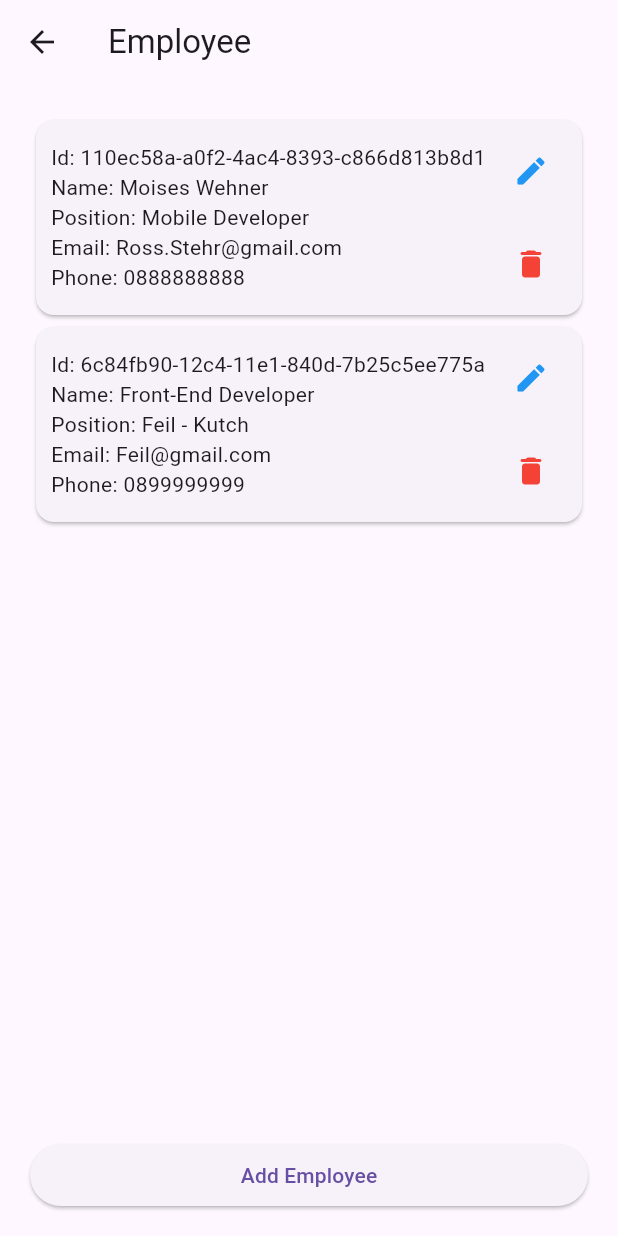
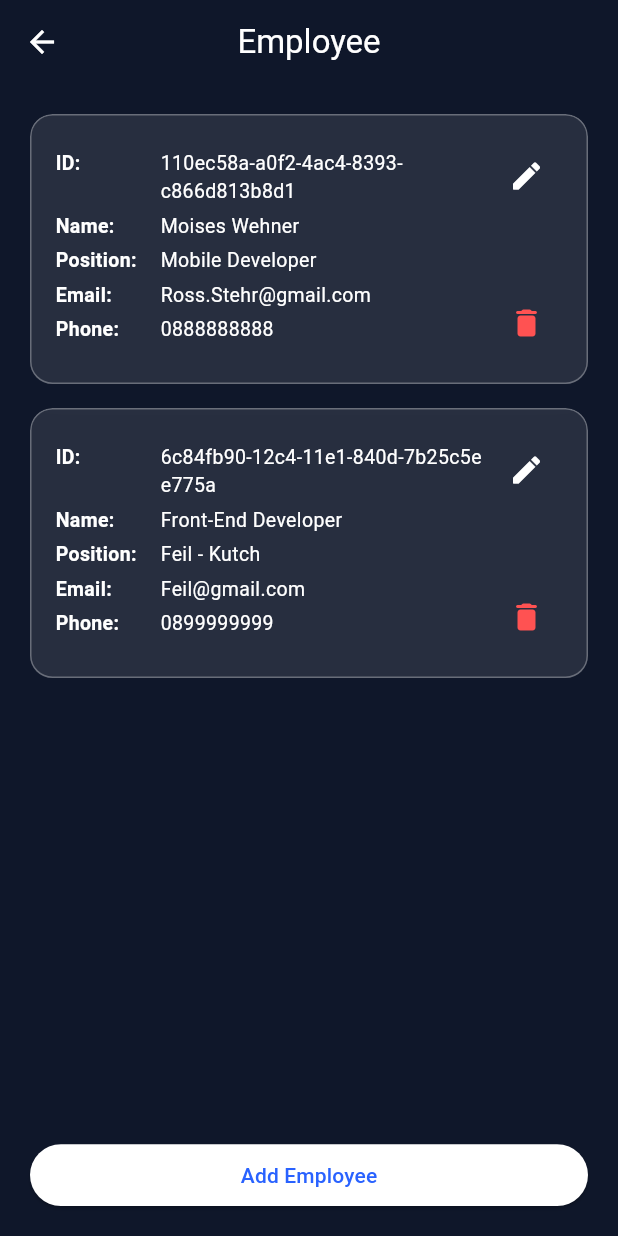
Before and after one commit to janeanan/workmotion_test, a Flutter app: the EmployeeView screen opened directly, on a phone screen of 412 x 824 dp. Run offline on Flutter 3.47's test engine with Material 3 defaults, Android fonts, the phone set to English and light mode, and no system bars; our stand-ins replace connectivity_plus, dio, get, pretty_dio_logger, retrofit; generated files the repository leaves out were written again.

Commit message:
update 24/07/25 clean UI

```diff
--- a/lib/view/employee/employee_view.dart
+++ b/lib/view/employee/employee_view.dart
@@ -1,3 +1,4 @@
+import 'dart:ui';
 import 'package:flutter/material.dart';
 import 'package:get/get.dart';
 import 'package:workmotion_test/model/employ.dart';
@@ -47,7 +48,14 @@ class _EmployeeViewState extends State<EmployeeView> {
   @override
   Widget build(BuildContext context) {
     return Scaffold(
-      appBar: AppBar(title: const Text('Employee')),
+      backgroundColor: const Color(0xFF0F172A),
+      appBar: AppBar(
+        title: const Text('Employee'),
+        backgroundColor: Colors.transparent,
+        foregroundColor: Colors.white,
+        centerTitle: true,
+        elevation: 0,
+      ),
       body: GetBuilder<EmployeeModel>(
         builder: (vm) {
           if (vm.statusGetEmployee == ConnectionStatus.loading) {
@@ -60,62 +68,54 @@ class _EmployeeViewState extends State<EmployeeView> {
               itemCount: vm.responseGetEmployee.length,
               itemBuilder: (context, index) {
                 final employee = vm.responseGetEmployee[index];
-                return Card(
-                  // margin: const EdgeInsets.only(bottom: 12),
-                  child: Padding(
-                    padding: const EdgeInsets.all(10),
+                return ClipRRect(
+                  borderRadius: BorderRadius.circular(15),
+                  child: BackdropFilter(
+                    filter: ImageFilter.blur(sigmaX: 10, sigmaY: 10),
+                    child: Container(
+                      margin: const EdgeInsets.only(bottom: 16),
+                      decoration: BoxDecoration(
+                        color: Colors.white.withValues(alpha: 0.1),
+                        borderRadius: BorderRadius.circular(15),
+                        border: Border.all(color: Colors.white30),
+                      ),
+                      padding: const EdgeInsets.all(16),
                       child: Row(
                         children: [
                           Expanded(
                             child: Column(
                               crossAxisAlignment: CrossAxisAlignment.start,
                               children: [
-                              Text(
-                                'Id: ${employee.id}',
-                                style: const TextStyle(fontSize: 14),
-                              ),
-                              Text(
-                                'Name: ${employee.name}',
-                                style: const TextStyle(fontSize: 14),
-                              ),
-                              Text(
-                                'Position: ${employee.position}',
-                                style: const TextStyle(fontSize: 14),
-                              ),
-                              Text(
-                                'Email: ${employee.email}',
-                                style: const TextStyle(fontSize: 14),
-                              ),
-                              Text(
-                                'Phone: ${employee.phone}',
-                                style: const TextStyle(fontSize: 14),
-                              ),
+                                infoText('ID', employee.id),
+                                infoText('Name', employee.name),
+                                infoText('Position', employee.position),
+                                infoText('Email', employee.email),
+                                infoText('Phone', employee.phone),
                               ],
                             ),
                           ),
-                        SizedBox(
-                          height: 110,
-                          child: Column(
-                            mainAxisAlignment: MainAxisAlignment.spaceBetween,
+                          Column(
                             children: [
                               IconButton(
                                 icon: const Icon(
                                   Icons.mode_edit_rounded,
-                                  color: Colors.blue,
+                                  color: Colors.white,
                                 ),
                                 onPressed: () {
                                   showEmployeeForm(employee: employee);
                                 },
                               ),
+                              SizedBox(height: 50),
                               IconButton(
                                 icon: const Icon(
                                   Icons.delete_rounded,
-                                  color: Colors.red,
+                                  color: Colors.redAccent,
                                 ),
                                 onPressed: () {
                                   showDialog(
                                     context: context,
                                     builder: (context) => AlertDialog(
+                                      backgroundColor: Colors.white,
                                       title: const Text('Confirm Deletion'),
                                       content: const Text(
                                         'Are you sure you want to delete this employee?',
@@ -143,8 +143,8 @@ class _EmployeeViewState extends State<EmployeeView> {
                               ),
                             ],
                           ),
+                        ],
                       ),
-                      ],
                     ),
                   ),
                 );
@@ -155,7 +155,7 @@ class _EmployeeViewState extends State<EmployeeView> {
           return const Center(
             child: Text(
               'Error loading employees.',
-              style: TextStyle(color: Colors.red),
+              style: TextStyle(color: Colors.white),
             ),
           );
         },
@@ -166,12 +166,46 @@ class _EmployeeViewState extends State<EmployeeView> {
           height: MediaQuery.of(context).size.height * 0.05,
           width: double.infinity,
           child: ElevatedButton(
+            style: ElevatedButton.styleFrom(
+              backgroundColor: Colors.white,
+              foregroundColor: Colors.blueAccent.shade700,
+            ),
             onPressed: () {
               showEmployeeForm();
             },
             child: const Text('Add Employee'),
           ),
         ),
+      ),
+    );
+  }
+
+  Widget infoText(String label, String? value) {
+    return Padding(
+      padding: const EdgeInsets.only(bottom: 4),
+      child: Row(
+        crossAxisAlignment: CrossAxisAlignment.start,
+        children: [
+          SizedBox(
+            width: 70,
+            child: Text(
+              '$label:',
+              style: const TextStyle(
+                fontWeight: FontWeight.w600,
+                fontSize: 13,
+                color: Colors.white,
+              ),
+            ),
+          ),
+          Expanded(
+            child: Text(
+              value ?? '-',
+              style: const TextStyle(fontSize: 13, color: Colors.white),
+              overflow: TextOverflow.ellipsis,
+              maxLines: 2,
+            ),
+          ),
+        ],
       ),
     );
   }
```
Also changed, not shown: lib/component/widget_btn.dart (+28 -6 lines), lib/view/outsource/outsource_form_page.dart (deleted, +0 -15 lines), lib/view/outsource/outsource_view.dart (+78 -72 lines), lib/view/viewmanage.dart (+36 -7 lines). Lines whose indentation alone changed are shown as unchanged.
